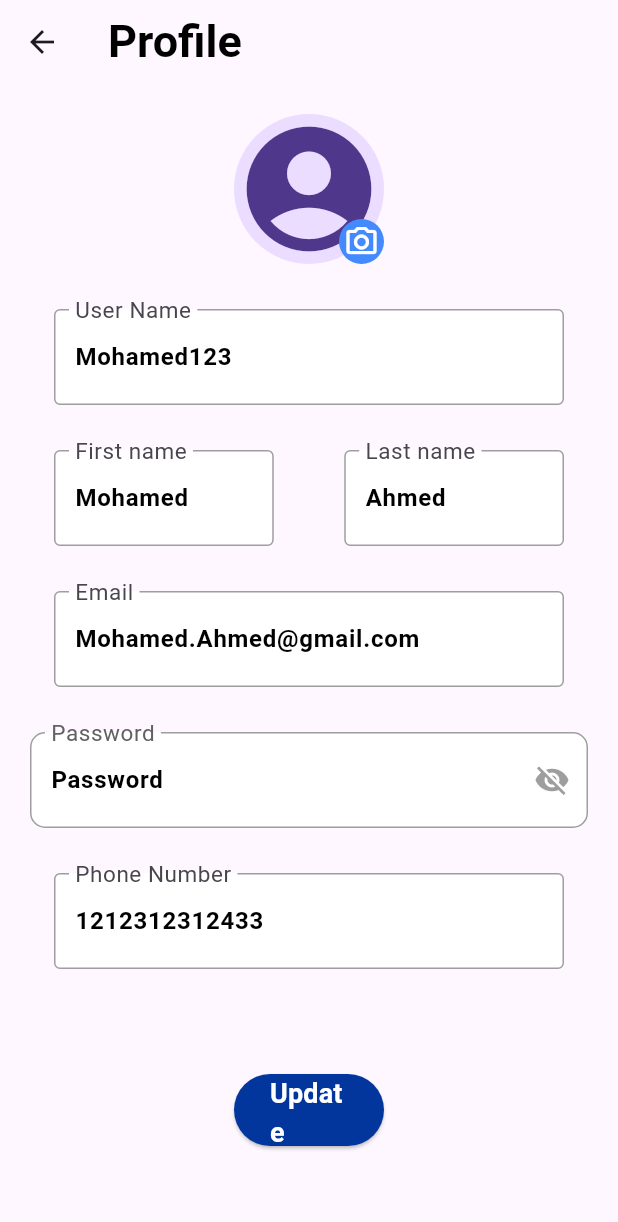
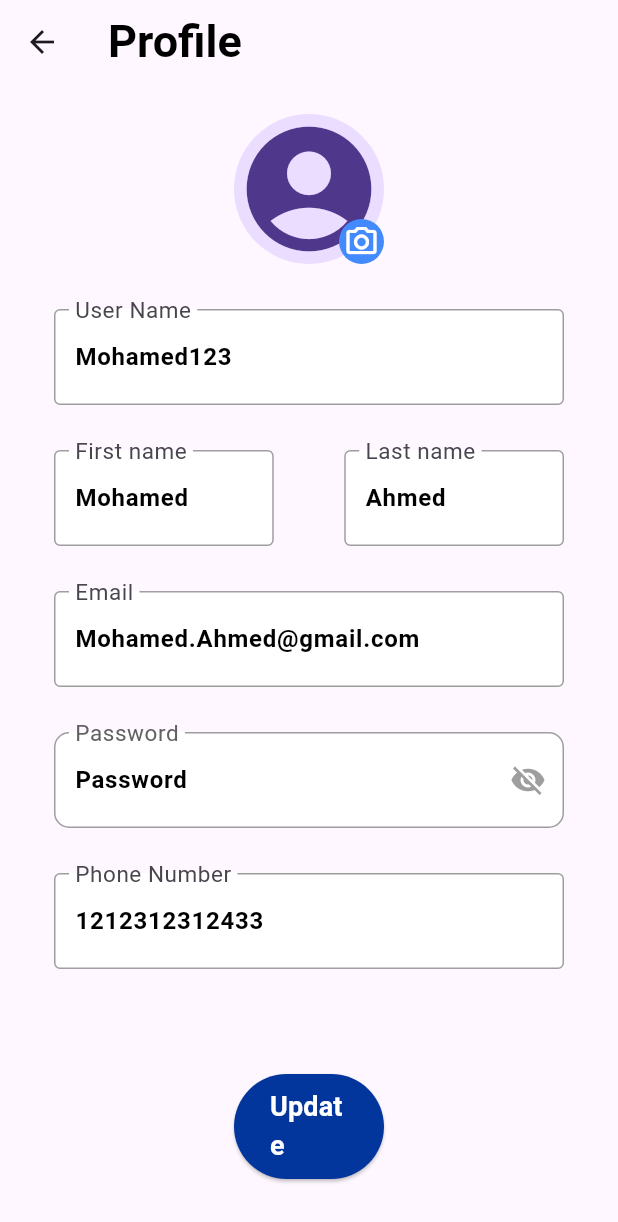
Before and after one commit to ahmedragaae0120/online_exam_app, a Flutter app: the ProfileDetailsScreen screen opened by its route, on a phone screen of 412 x 824 dp. Shown: the top 1222 px of the screen. Run offline on Flutter 3.47's test engine with Material 3 defaults, Android fonts, the phone set to English and light mode, and no system bars; our stand-ins replace google_nav_bar.

Commit message:
change in padding

```diff
--- a/lib/Profile_Details/View/profile_details_screen.dart
+++ b/lib/Profile_Details/View/profile_details_screen.dart
@@ -153,7 +153,7 @@ class ProfileDetailsScreen extends StatelessWidget {
             /* -------------------------------------------------------------------------- */
             /*                                Update Button                               */
             /* -------------------------------------------------------------------------- */
-            CustomButton(text: 'Update')
+            Expanded(child: CustomButton(text: 'Update'))
             /* -------------------------------------------------------------------------- */
           ],
         ),
--- a/lib/Shared/custom_password_text_field.dart
+++ b/lib/Shared/custom_password_text_field.dart
@@ -29,7 +29,9 @@ class _CustomPasswordFieldState extends State<CustomPasswordField> {
   Widget build(BuildContext context) {
     return Builder(
       builder: (context) {
-        return TextFormField(
+        return Padding(
+          padding: const EdgeInsets.symmetric(horizontal: 16),
+          child: TextFormField(
             obscureText: _obscureText, // Toggle password visibility
             decoration: InputDecoration(
               labelText: widget.label,
@@ -60,9 +62,11 @@ class _CustomPasswordFieldState extends State<CustomPasswordField> {
                 ),
                 onPressed: _togglePasswordVisibility,
               ),
-            contentPadding: EdgeInsets.symmetric(vertical: 20, horizontal: 10),
+              contentPadding:
+                  EdgeInsets.symmetric(vertical: 20, horizontal: 10),
               fillColor: Colors.white,
               filled: true,
+            ),
           ),
         );
       },
```
Lines whose indentation alone changed are shown as unchanged.
